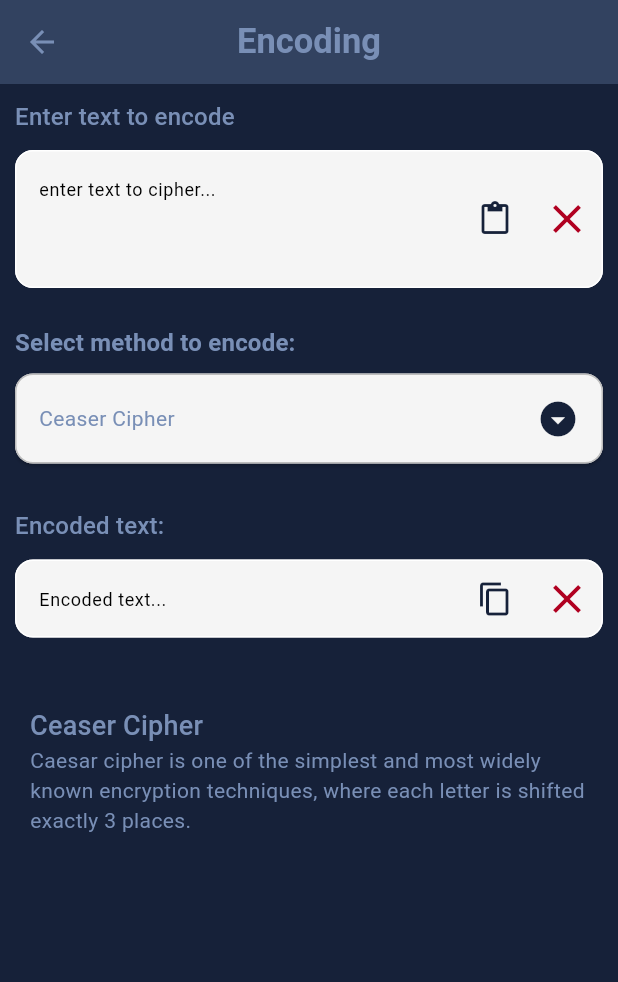
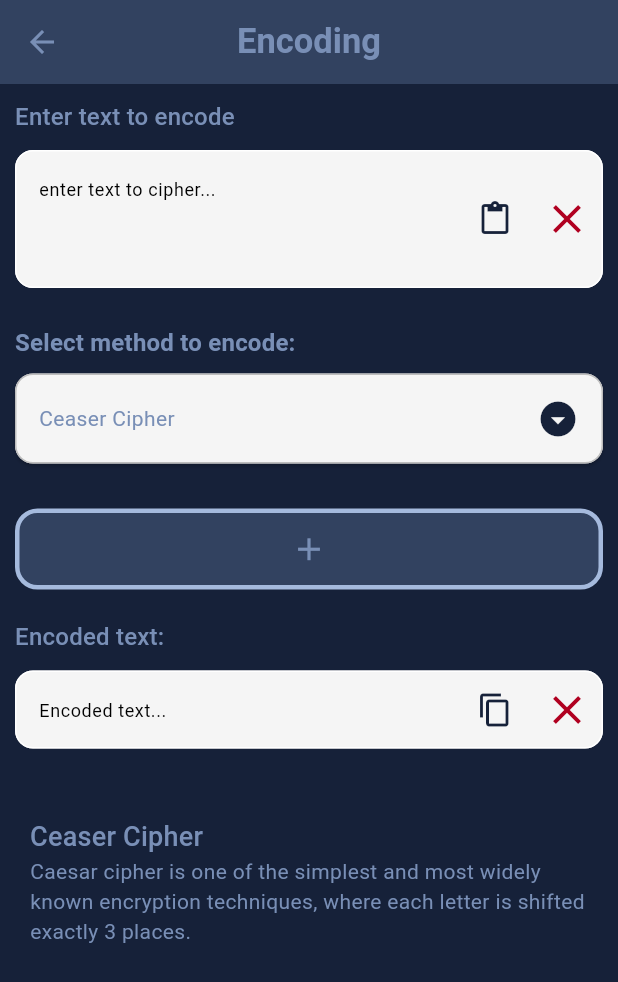
Before and after one commit to RishilJani/Cipher-Decoder, a Flutter app: the screen it shows after launch, after a tap on "Encoding", on a phone screen of 412 x 824 dp. Shown: the top 982 px of the screen. Run offline on Flutter 3.47's test engine with Material 3 defaults, Android fonts, the light colour scheme and no system bars; our stand-ins replace get.

Commit message:
Adding multiple layers to encode decode removing key field controller

```diff
--- a/lib/encode_decode/encode_decode_functions.dart
+++ b/lib/encode_decode/encode_decode_functions.dart
@@ -1,19 +1,35 @@
 import 'package:cipher_decoder/utils/import_export.dart';
 
-Widget description({required context, controller, required EncodeDecodeMethods selectedMethod,required String text1 ,required String text2 }){
-  final theme = Theme.of(context);
-  var textTheme = theme.textTheme;
-
+Widget description({required context, required EncodeDecodeOptionsController controller}){
   return Padding(
     padding: const EdgeInsets.symmetric(horizontal: 10),
     child: Column(
       crossAxisAlignment: CrossAxisAlignment.start,
       children: [
-        Text(selectedMethod.title!,style: textTheme.titleMedium?.copyWith(fontSize: 18)),
-        Text(selectedMethod.description!, style: textTheme.bodyMedium,),
-        Text(controller.ans.value)
+        getDescriptionList(controller: controller,context: context),
+        Text(controller.desc.value)
       ],
     ),
+  );
+}
+
+Widget getDescriptionList({required EncodeDecodeOptionsController controller , context}){
+  final theme = Theme.of(context);
+  var textTheme = theme.textTheme;
+
+  return ListView.builder(
+    shrinkWrap: true,
+    itemCount: controller.options.length,
+    itemBuilder: (context, index) {
+      return Column(
+        crossAxisAlignment: CrossAxisAlignment.start,
+        children: [
+          Text(controller.options[index].title!, style: textTheme.titleMedium?.copyWith(fontSize: 18)),
+          Text(controller.options[index].description!, style: textTheme.bodyMedium,),
+          const SizedBox(height: 13,)
+        ],
+      );
+    },
   );
 }
 
@@ -43,8 +59,8 @@ List<EncodeDecodeMethods> get encodeDecodeMethods {
     for (EncodeDecodeTypes element in EncodeDecodeTypes.values) {
       if(element == EncodeDecodeTypes.Ceaser_Cipher){ _encodeDecodeMethods.add(CeaseCipher());}
       else if(element == EncodeDecodeTypes.Atbash_Cipher){ _encodeDecodeMethods.add(AtbashCipher());}
-      else if(element == EncodeDecodeTypes.Mono_Alphabatic_Cipher){ _encodeDecodeMethods.add(MonoAlphabaticCipher());}
-      else if(element == EncodeDecodeTypes.Rail_Fence_Cipher){ _encodeDecodeMethods.add(RailFenceCipher());}
+      else if(element == EncodeDecodeTypes.Mono_Alphabatic_Cipher){ _encodeDecodeMethods.add(MonoAlphabaticCipher(key: 1));}
+      else if(element == EncodeDecodeTypes.Rail_Fence_Cipher){ _encodeDecodeMethods.add(RailFenceCipher(key: 1));}
     }
   }
   return _encodeDecodeMethods;
--- a/lib/encode_decode/encode_decode_options.dart
+++ b/lib/encode_decode/encode_decode_options.dart
@@ -3,8 +3,10 @@ import 'package:cipher_decoder/utils/import_export.dart';
 // ignore:must_be_immutable
 class EncodeDecodeOptions extends StatelessWidget {
   final dynamic controller;
-  KeyFieldController keyFieldController = Get.find<KeyFieldController>();
-  EncodeDecodeOptions({super.key, required this.controller});
+  int? index;
+  EncodeDecodeOptions({super.key, required this.controller, this.index});
+
+  EncodeDecodeOptionsController encodeDecodeOptionsController = Get.find<EncodeDecodeOptionsController>();
 
   double fieldSpacing = 20.0;
   @override
@@ -16,10 +18,18 @@ class EncodeDecodeOptions extends StatelessWidget {
       crossAxisAlignment: CrossAxisAlignment.start,
       children: [
         // region Custom Dropdown Button
-        Text(
-          'Select method to encode:',
-          style: textTheme.titleMedium?.copyWith(fontWeight: FontWeight.w600),
+        Row(
+          children: [
+            Text( 'Select method to encode:',style: textTheme.titleMedium?.copyWith(fontWeight: FontWeight.w600),),
+            encodeDecodeOptionsController.options.length > 1 ? IconButton(
+                onPressed: (){
+                  encodeDecodeOptionsController.removeWidget(index: index,controller: controller);
+                },
+                icon: const Icon(Icons.delete,color: Colors.red,),
+            ): const SizedBox(height: 0,),
+          ],
         ),
+
         const SizedBox(height: 8.0),
         ElevatedButton(
             style: ElevatedButton.styleFrom(
@@ -42,7 +52,7 @@ class EncodeDecodeOptions extends StatelessWidget {
                 mainAxisAlignment: MainAxisAlignment.spaceBetween,
                 children: [
                   Text(
-                    keyFieldController.selectedMethod.value.title!,
+                    encodeDecodeOptionsController.options[index!].title!,
                     style: textTheme.bodyMedium,
                   ),
                   Icon(Icons.arrow_drop_down_circle_sharp,
@@ -62,7 +72,7 @@ class EncodeDecodeOptions extends StatelessWidget {
                 child: FadeTransition(opacity: animation, child: child),
               );
             },
-            child: keyFieldController.showConditionalField.value
+            child: encodeDecodeOptionsController.options[index!].requiresKey
                 ? myInputfield(
                     key: const ValueKey('conditionalField'),
                     context: context,
@@ -71,7 +81,7 @@ class EncodeDecodeOptions extends StatelessWidget {
                     controller: controller.keyController,
                     keyboardType: TextInputType.number,
                     onChanged: (value) {
-                      keyFieldController.onChange(controller: controller);
+                      encodeDecodeOptionsController.keyUpdateWidget(index: index,controller: controller);
                     },
                     inputFormatters: [
                       FilteringTextInputFormatter.allow(RegExp(r"[0-9]")),
@@ -83,7 +93,7 @@ class EncodeDecodeOptions extends StatelessWidget {
 
         Obx(
             () => Visibility(
-                visible: !keyFieldController.showConditionalField.value,
+                visible: !encodeDecodeOptionsController.options[index!].requiresKey,
                 child: SizedBox(height: fieldSpacing * 1.5,),
             ),
         ),
@@ -112,7 +122,11 @@ class EncodeDecodeOptions extends StatelessWidget {
                 borderRadius: BorderRadius.circular(8),
               ),
               child: InkWell(
-                onTap: () { keyFieldController.updateSelectedMethod(method,controller: controller); },
+                onTap: () {
+                  // keyFieldController.updateSelectedMethod(method,controller: controller);
+                  encodeDecodeOptionsController.updateWidget(methodObj: method, index: index, controller: controller);
+                  Get.back();
+                },
                 child: Center(
                   child: Text(
                     method.title!,
@@ -127,24 +141,3 @@ class EncodeDecodeOptions extends StatelessWidget {
     );
   }
 }
-
-/*
- ElevatedButton(
-              style: ElevatedButton.styleFrom(
-                // Reduced padding and font size for smaller buttons.
-                padding: const EdgeInsets.symmetric(horizontal: 6, vertical: 6),
-                backgroundColor: theme.primaryColor,
-                foregroundColor: Colors.white,
-                shape: RoundedRectangleBorder(
-                  borderRadius: BorderRadius.circular(8),
-                ),
-              ),
-              onPressed: () {
-                keyFieldController.updateSelectedMethod(method,controller: controller ,isEncode: controller.runtimeType == EncodingController);
-              },
-              child: Text(
-                method.title!,
-                style: const TextStyle(fontSize: 14), // Smaller font size.
-              ),
-            );
- */
--- a/lib/encoding/encoding_view.dart
+++ b/lib/encoding/encoding_view.dart
@@ -3,7 +3,7 @@ import 'package:cipher_decoder/utils/import_export.dart';
 // ignore: must_be_immutable
 class EncodingView extends StatelessWidget{
   EncodingController encodingController = EncodingController();
-  KeyFieldController keyFieldController = Get.put(KeyFieldController());
+  EncodeDecodeOptionsController encodeDecodeOptionsController  = Get.put(EncodeDecodeOptionsController());
 
   double height = 10;
   static const double fieldSpacing = 20.0;
@@ -29,14 +29,18 @@ class EncodingView extends StatelessWidget{
                 maxLines: 7,
                 keyboardType: TextInputType.multiline,
                 textInputAction: TextInputAction.newline,
-                onChanged: (value) { keyFieldController.onChange(controller: encodingController ); },
+                onChanged: (value) { encodeDecodeOptionsController.onChange(controller: encodingController ); },
                 optional: encodingController.cipherTextController,
-                suffixIcon: pasteIconButton( controller: encodingController.plainTextController,  onChange: keyFieldController.onChange)
+                suffixIcon: pasteIconButton( controller: encodingController.plainTextController,  onChange: encodeDecodeOptionsController.onChange)
             ),
             SizedBox(height: height),
             // endregion
 
-            EncodeDecodeOptions( controller: encodingController,),
+            getOptionList(controller: encodingController),
+
+            addOptionButton(controller: encodingController),
+
+            const SizedBox(height: fieldSpacing),
 
             // region EncodedText
             myInputfield(
@@ -61,10 +65,8 @@ class EncodingView extends StatelessWidget{
               () {
                 return description(
                   context: context,
-                  controller: keyFieldController,
-                  selectedMethod: keyFieldController.selectedMethod.value,
-                  text1: encodingController.plainTextController.text,
-                  text2: encodingController.cipherTextController.text);
+                  controller: encodeDecodeOptionsController,
+                );
               }
             ),
             // endregion
@@ -73,4 +75,5 @@ class EncodingView extends StatelessWidget{
       ),
     );
   }
+
 }
--- a/lib/utils/common_functions.dart
+++ b/lib/utils/common_functions.dart
@@ -114,16 +114,42 @@ Widget pasteIconButton({ controller, onChange}) {
 
 // clear Icon button
 Widget clearIconButton({TextEditingController? controller , TextEditingController? optional , encodeDecodeController}){
-  KeyFieldController? keyFieldController;
-  try{  keyFieldController = Get.find<KeyFieldController>();}
-  catch(e){ keyFieldController = null; }
+  EncodeDecodeOptionsController? encodeDecodeOptionsController;
+  try{ encodeDecodeOptionsController = Get.find<EncodeDecodeOptionsController>();}
+  catch(e){ encodeDecodeOptionsController  = null; }
   return IconButton(
     onPressed:  () {
       controller!.clear();
       if(optional != null){ optional.clear(); }
-      if(keyFieldController != null) { keyFieldController.changeDescription(controller: encodeDecodeController); }
+      if(encodeDecodeOptionsController != null) {
+        encodeDecodeController.changeDescription(controller: encodeDecodeController);
+      }
     },
     icon: const Icon(Icons.clear, color: darkError,size: 32),
     tooltip: "Clear",
   );
 }
+
+Widget addOptionButton({ controller }){
+  EncodeDecodeOptionsController encodeDecodeOptionsController = Get.find<EncodeDecodeOptionsController>();
+  return Container(
+    decoration: BoxDecoration(
+      color: darkElevatedSurface,
+      border: Border.all(color: darkAccent,width: 3),
+      borderRadius: BorderRadius.circular(15)
+    ),
+    child: Row(
+      mainAxisAlignment: MainAxisAlignment.center,
+      children: [
+        Expanded(
+          child: IconButton(
+          onPressed: (){
+            encodeDecodeOptionsController.addWidget(methodObj: CeaseCipher(), controller: controller);
+          },
+          hoverColor: Colors.red,
+          icon: const Icon(Icons.add,size: 25,)),
+        )
+      ],
+    ),
+  );
+}
--- a/lib/utils/import_export.dart
+++ b/lib/utils/import_export.dart
@@ -19,4 +19,4 @@ export 'package:cipher_decoder/decoding/decoding_view.dart';
 
 export 'package:cipher_decoder/encode_decode/encode_decode_methods.dart';
 export 'package:cipher_decoder/encode_decode/encode_decode_options.dart';
-export 'package:cipher_decoder/encode_decode/key_field_controller.dart';
+export 'package:cipher_decoder/encode_decode/encode_decode_options_controller.dart';
```
Also changed, not shown: lib/decoding/decoding_controller.dart (+32 -3 lines), lib/decoding/decoding_view.dart (+10 -10 lines), lib/encode_decode/encode_decode_methods.dart (+27 -23 lines), lib/encode_decode/encode_decode_options_controller.dart (added, +94 -0 lines), lib/encode_decode/key_field_controller.dart (deleted, +0 -37 lines), lib/encoding/encoding_controller.dart (+32 -5 lines). Lines whose indentation alone changed are shown as unchanged.
